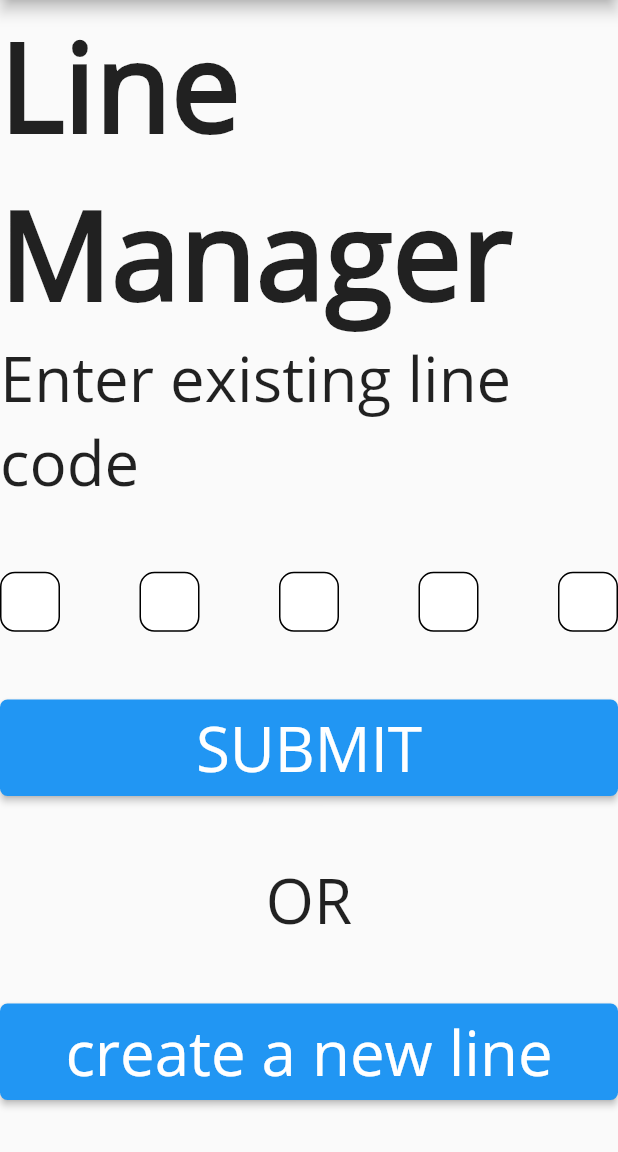
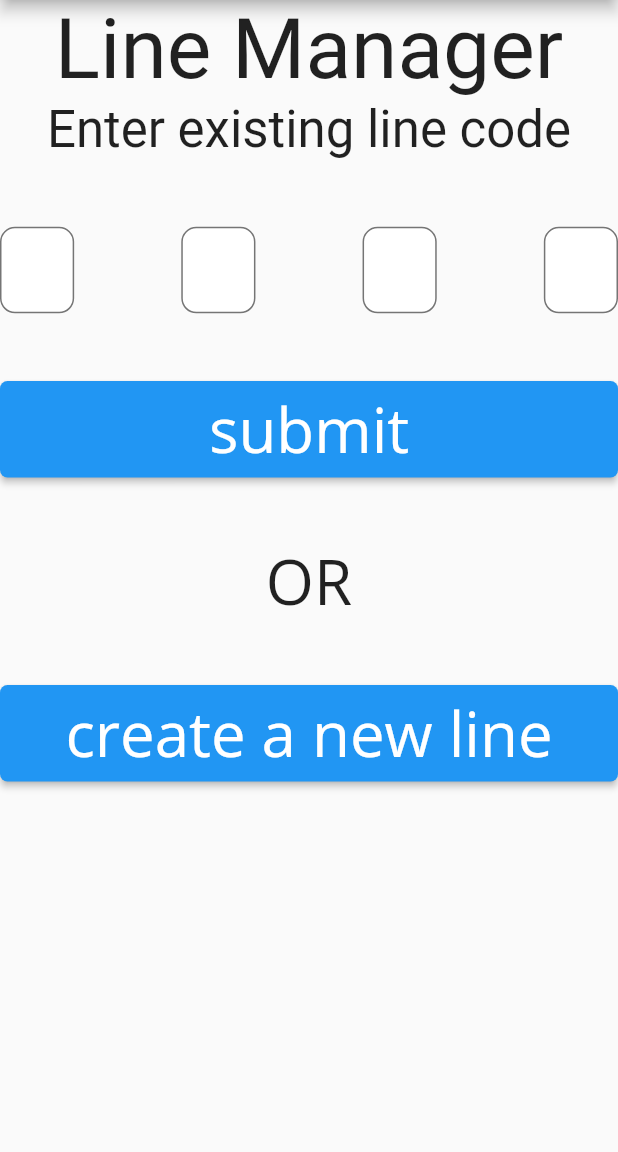
Before and after one commit to harryhannum/noline, a Flutter app: the screen it shows after launch, after a tap on "or create a line of your own", on a phone screen of 412 x 824 dp, the part 84-1236 px from its top. Run offline on Flutter 3.47's test engine with Material 2 defaults, Android fonts, the phone set to English and light mode, and no system bars; our stand-ins replace animated_text_kit, cloud_firestore, firebase_core, pinput; missing offline and left inert: dart:html; accounts and stored records are empty.

Commit message:
started polishing the app and implemented adding lines and connected a bunch of stuff

```diff
--- a/lib/line_view_container.dart
+++ b/lib/line_view_container.dart
@@ -19,10 +19,6 @@
         TextStyle(fontSize: screenSize.height / 20, fontFamily: "OpenSans");
 
     return Column(children: [
-      Text(
-        "Line ${widget.line.lineId}",
-        style: subTitleStyle,
-      ),
       Row(
         mainAxisAlignment: MainAxisAlignment.center,
         children: [
@@ -48,6 +44,7 @@
           ),
           SizedBox(
             width: screenSize.height / 20,
+            height: 1,
           ),
           SizedBox(
             width: screenSize.height / 3,
--- a/lib/main.dart
+++ b/lib/main.dart
@@ -38,8 +38,6 @@
 
   @override
   Widget build(BuildContext context) {
-    MyAppBar appBar = MyAppBar(context);
-
     return FutureBuilder(
         // Initialize FlutterFire:
         future: _initialization,
@@ -71,8 +69,6 @@
 class App extends StatelessWidget {
   @override
   Widget build(BuildContext context) {
-    MyAppBar appBar = MyAppBar(context);
-
     return MaterialApp(
         title: 'NOLINE',
         initialRoute: '/',
@@ -80,8 +76,10 @@
           '/': (context) => FirebaseLoginWrapper(),
           '/manager-login': (context) => ManagerLogin(),
           '/join-line': (context) => JoinLine(),
-          '/line-mangement': (context) => LineManagement(),
-          '/line-view': (context) => LineView(10)
+          '/line-mangement': (context) =>
+              LineManagement(ModalRoute.of(context).settings.arguments),
+          '/line-view': (context) =>
+              LineView(ModalRoute.of(context).settings.arguments)
         },
         theme: ThemeData(
           primarySwatch: Colors.blue,
--- a/lib/screens/main_menu.dart
+++ b/lib/screens/main_menu.dart
@@ -1,6 +1,6 @@
+import 'package:animated_text_kit/animated_text_kit.dart';
 import 'package:flutter/material.dart';
 import 'package:noLine/main.dart';
-import 'package:noLine/screens/manager_login.dart';
 
 class MainMenu extends StatefulWidget {
   @override
@@ -20,22 +20,25 @@
       appBar: MyAppBar(context),
       body: Center(
         child: Container(
-          margin: EdgeInsets.only(top: screenSize.height / 10),
+          margin: EdgeInsets.only(top: screenSize.height / 20),
           child: Column(
             mainAxisAlignment: MainAxisAlignment.start,
             children: <Widget>[
+              Container(child: Image.asset('assets/images/tmp_icon.png')),
+              SizedBox(height: screenSize.height / 50),
+              TypewriterAnimatedTextKit(
+                  speed: Duration(milliseconds: 100),
+                  totalRepeatCount: 1,
+                  repeatForever: false,
+                  pause: Duration(milliseconds: 1000),
+                  text: ["Welcome to noline, connecting lines online."],
+                  textStyle: Theme.of(context).textTheme.headline5,
+                  displayFullTextOnTap: true,
+                  stopPauseOnTap: true),
               Container(
-                color: Colors.purple,
-                padding: EdgeInsets.symmetric(vertical: screenSize.height / 40, horizontal: screenSize.width / 20),
-                child: Text(
-                  'NOLINE',
-                  style: TextStyle(
-                      color: Colors.white,
-                      fontSize: screenSize.height / 10,
-                      fontFamily: "Razuchka"),
-                ),
-              ),
-              SizedBox(height: screenSize.height / 4),
+                  width: screenSize.height / 2,
+                  child: Image.asset('assets/images/line.jpg')),
+              SizedBox(height: screenSize.height / 20),
               RaisedButton(
                   onPressed: () {
                     // Move to "enter line code page"
--- a/lib/screens/manager_login.dart
+++ b/lib/screens/manager_login.dart
@@ -1,4 +1,8 @@
+import 'dart:math';
+
+import 'package:cloud_firestore/cloud_firestore.dart';
 import 'package:flutter/material.dart';
+import 'package:noLine/firestore_adapter.dart';
 import 'package:noLine/main.dart';
 import 'package:pinput/pin_put/pin_put.dart';
 
@@ -12,6 +16,32 @@
 class _ManagerLoginState extends State<ManagerLogin> {
   final FocusNode _pinPutFocusNode = FocusNode();
   final TextEditingController _pinPutController = TextEditingController();
+  final FirestoreAdapter firestoreAdapter = FirestoreAdapter();
+  Future<int> createNewLinePressed() async {
+    Random random = new Random();
+
+    int randomLineId = random.nextInt(10000);
+
+    QuerySnapshot lineSnapshot =
+        await firestoreAdapter.getCollection(randomLineId.toString());
+    while (lineSnapshot.docs.length != 0) {
+      lineSnapshot =
+          await firestoreAdapter.getCollection(randomLineId.toString());
+      randomLineId = random.nextInt(10000);
+    }
+
+    firestoreAdapter.updateDocument(randomLineId.toString(), "line_data",
+        {"currentPlaceInLine": 0, "lastPlaceInLine": 0});
+
+    return randomLineId;
+  }
+
+  bool isNumeric(String s) {
+    if (s == null) {
+      return false;
+    }
+    return double.parse(s, (e) => null) != null;
+  }
 
   @override
   Widget build(BuildContext context) {
@@ -26,7 +56,7 @@
       color: Colors.white,
       borderRadius: BorderRadius.circular(10.0),
       border: Border.all(
-        color: Colors.black.withOpacity(.5),
+        color: Colors.black45,
       ),
     );
 
@@ -37,11 +67,17 @@
           children: [
             Text(
               "Line Manager",
-              style: titleStyle,
+              style: Theme.of(context)
+                  .textTheme
+                  .headline2
+                  .merge(TextStyle(color: Colors.black87)),
             ),
             Text(
               "Enter existing line code",
-              style: subTitleStyle,
+              style: Theme.of(context)
+                  .textTheme
+                  .headline4
+                  .merge(TextStyle(color: Colors.black87)),
             ),
             SizedBox(
               height: screenSize.height / 20,
@@ -50,10 +86,15 @@
               child: Column(
                 children: [
                   Container(
-                    width: screenSize.height * 0.8,
+                    width: screenSize.height * 0.6,
                     child: PinPut(
-                      fieldsCount: 5,
-                      eachFieldHeight: 40.0,
+                      fieldsCount: 4,
+                      eachFieldHeight: screenSize.height * 0.07,
+                      eachFieldWidth: screenSize.height * 0.06,
+                      textStyle: Theme.of(context)
+                          .textTheme
+                          .headline4
+                          .merge(TextStyle(color: Colors.black87)),
                       onSubmit: (String pin) {},
                       focusNode: _pinPutFocusNode,
                       controller: _pinPutController,
@@ -64,29 +105,37 @@
                       selectedFieldDecoration: pinPutDecoration,
                       followingFieldDecoration: pinPutDecoration.copyWith(
                         border: Border.all(
-                          color: Colors.black,
+                          color: Colors.black54,
                         ),
                       ),
+                      validator: (string) {
+                        return (isNumeric(string) && int.parse(string) > 999)
+                            ? null
+                            : "Please enter a valid code";
+                      },
                     ),
                   ),
                   SizedBox(
                     height: screenSize.height / 20,
                   ),
                   Container(
-                    width: screenSize.height * 0.8,
+                    width: screenSize.height * 0.7,
                     child: MaterialButton(
                       shape: RoundedRectangleBorder(
                         borderRadius: BorderRadius.circular(5.0),
                       ),
                       onPressed: () {
-                        Navigator.pushNamed(context, '/line-mangement');
+                        if (isNumeric(_pinPutController.text)) {
+                          Navigator.pushNamed(context, '/line-mangement',
+                              arguments: _pinPutController.text);
+                        }
                       },
                       child: FittedBox(
                         child: Container(
                           padding: EdgeInsets.symmetric(
                               vertical: screenSize.width / 100),
                           child: Text(
-                            "SUBMIT",
+                            "submit",
                             style: subTitleStyle
                                 .merge(TextStyle(color: Colors.white)),
                           ),
@@ -109,12 +158,16 @@
               height: screenSize.height / 20,
             ),
             Container(
-              width: screenSize.height * 0.8,
+              width: screenSize.height * 0.7,
               child: MaterialButton(
                 shape: RoundedRectangleBorder(
                   borderRadius: BorderRadius.circular(5.0),
                 ),
-                onPressed: () {},
+                onPressed: () async {
+                  int lineId = await createNewLinePressed();
+                  Navigator.pushNamed(context, '/line-mangement',
+                      arguments: lineId.toString());
+                },
                 child: FittedBox(
                   child: Container(
                     padding:
--- a/lib/utils/cookie_manager.dart
+++ b/lib/utils/cookie_manager.dart
@@ -1,3 +1,4 @@
+// ignore: avoid_web_libraries_in_flutter
 import 'dart:html';
 
 class CookieManager {
--- a/pubspec.yaml
+++ b/pubspec.yaml
@@ -27,6 +27,7 @@
   cloud_firestore: ^0.14.0+2
   progress_button: ^0.0.1
   pinput: ^0.2.0
+  animated_text_kit: ^2.2.0
 
 
   # The following adds the Cupertino Icons font to your application.
```
Also changed, not shown: lib/screens/line_management.dart (+12 -11 lines), lib/screens/line_view.dart (+19 -15 lines), assets/images/line.jpg (added), assets/images/tmp_icon.png (added), pubspec.lock.
